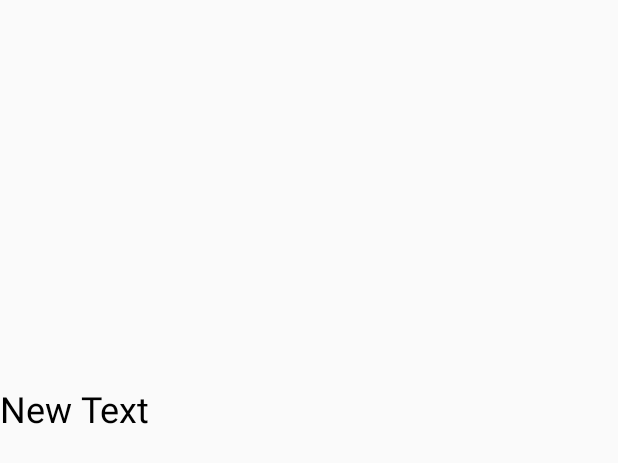
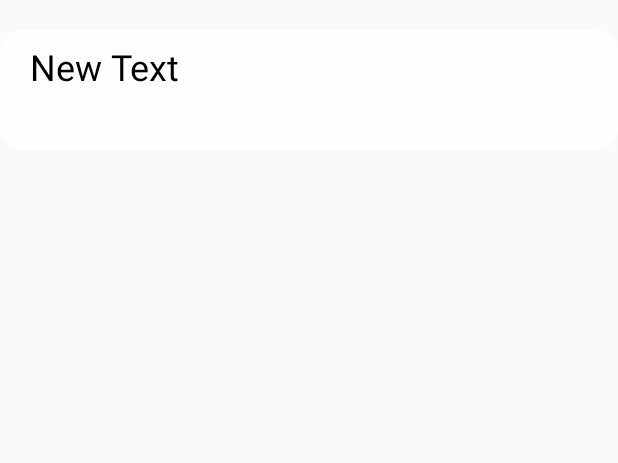
Before and after one commit to ChoiSenn/DodamDodam-, an Android app: the layout boardtitle.xml on its own in the app's theme, with its tools: preview values and no code run, on a phone screen of 412 x 824 dp. Shown: the top 463 px of the screen. Run offline under Robolectric (Android 15) with nearby library versions, the phone set to English and light mode, and no system bars.

Commit message:
UI - ListView

```diff
--- /dev/null
+++ b/DodamDodamExApplication/app/src/main/res/drawable/rounded_board.xml
@@ -0,0 +1,8 @@
+<?xml version="1.0" encoding="utf-8"?>
+<shape xmlns:android="http://schemas.android.com/apk/res/android"
+    android:shape="rectangle">
+
+    <corners android:radius="15dip"/>
+    <solid android:color="#D4FFFFFF"/>
+
+</shape>
--- a/DodamDodamExApplication/app/src/main/res/layout/boardtitle.xml
+++ b/DodamDodamExApplication/app/src/main/res/layout/boardtitle.xml
@@ -1,23 +1,27 @@
 <?xml version="1.0" encoding="utf-8"?>
 <LinearLayout xmlns:android="http://schemas.android.com/apk/res/android"
     android:layout_width="match_parent"
-    android:layout_height="match_parent">
+    android:layout_height="80dp"
+    android:layout_marginTop="20dp"
+    android:layout_marginBottom="20dp"
+    android:background="@drawable/rounded_board">
 
     <LinearLayout
         android:layout_width="wrap_content"
         android:layout_height="match_parent"
-        android:orientation="vertical"
-        android:layout_weight="4">
+        android:layout_marginLeft="20dp"
+        android:layout_weight="4"
+        android:orientation="vertical">
 
         <TextView
             android:id="@+id/textView_title"
             android:layout_width="match_parent"
             android:layout_height="wrap_content"
+            android:layout_weight="2"
+            android:gravity="center_vertical"
             android:text="New Text"
-            android:textSize="24dp"
             android:textColor="#000000"
-            android:gravity="center_vertical"
-            android:layout_weight="2" />
+            android:textSize="24dp" />
 
         <TextView
             android:id="@+id/textView_name"
@@ -39,9 +43,10 @@
             android:id="@+id/textView_date"
             android:layout_width="wrap_content"
             android:layout_height="match_parent"
+            android:layout_gravity="right"
+            android:layout_marginRight="20dp"
             android:layout_weight="1"
-            android:gravity="bottom"
-            android:layout_gravity="right"/>
+            android:gravity="bottom" />
     </LinearLayout>
 
 </LinearLayout>
--- a/DodamDodamExApplication/app/src/main/res/layout/read_board.xml
+++ b/DodamDodamExApplication/app/src/main/res/layout/read_board.xml
@@ -92,14 +92,16 @@
 
     <TextView
         android:id="@+id/textView_read_board_content"
-        android:layout_width="wrap_content"
-        android:layout_height="wrap_content"
+        android:layout_width="match_parent"
+        android:layout_height="match_parent"
         android:layout_below="@+id/textView_read_board_title2"
         android:layout_marginLeft="20dp"
+        android:layout_marginRight="20dp"
+        android:layout_marginBottom="20dp"
         android:layout_marginTop="240dp"
         android:scrollbars="vertical"
         android:text="여기는 내용라인입니다"
         android:textAppearance="@style/TextAppearance.AppCompat.Large"
-        android:textSize="16sp"/>
+        android:textSize="16sp" />
 
 </RelativeLayout>
```
